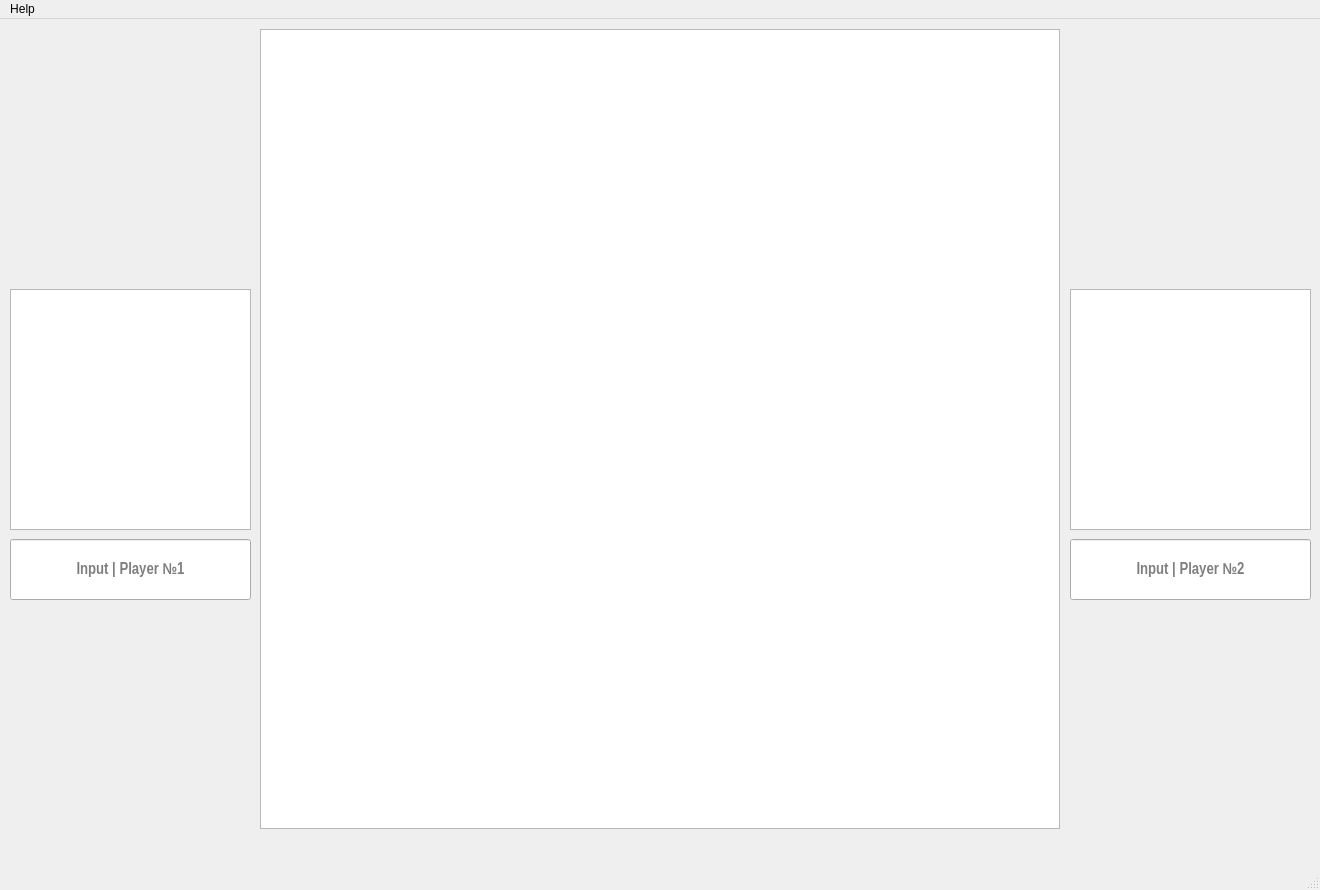
Before: the Qt Designer form data/qt_main_window.ui in tommikulevich/chess-gaming-platform, drawn with Qt 5.
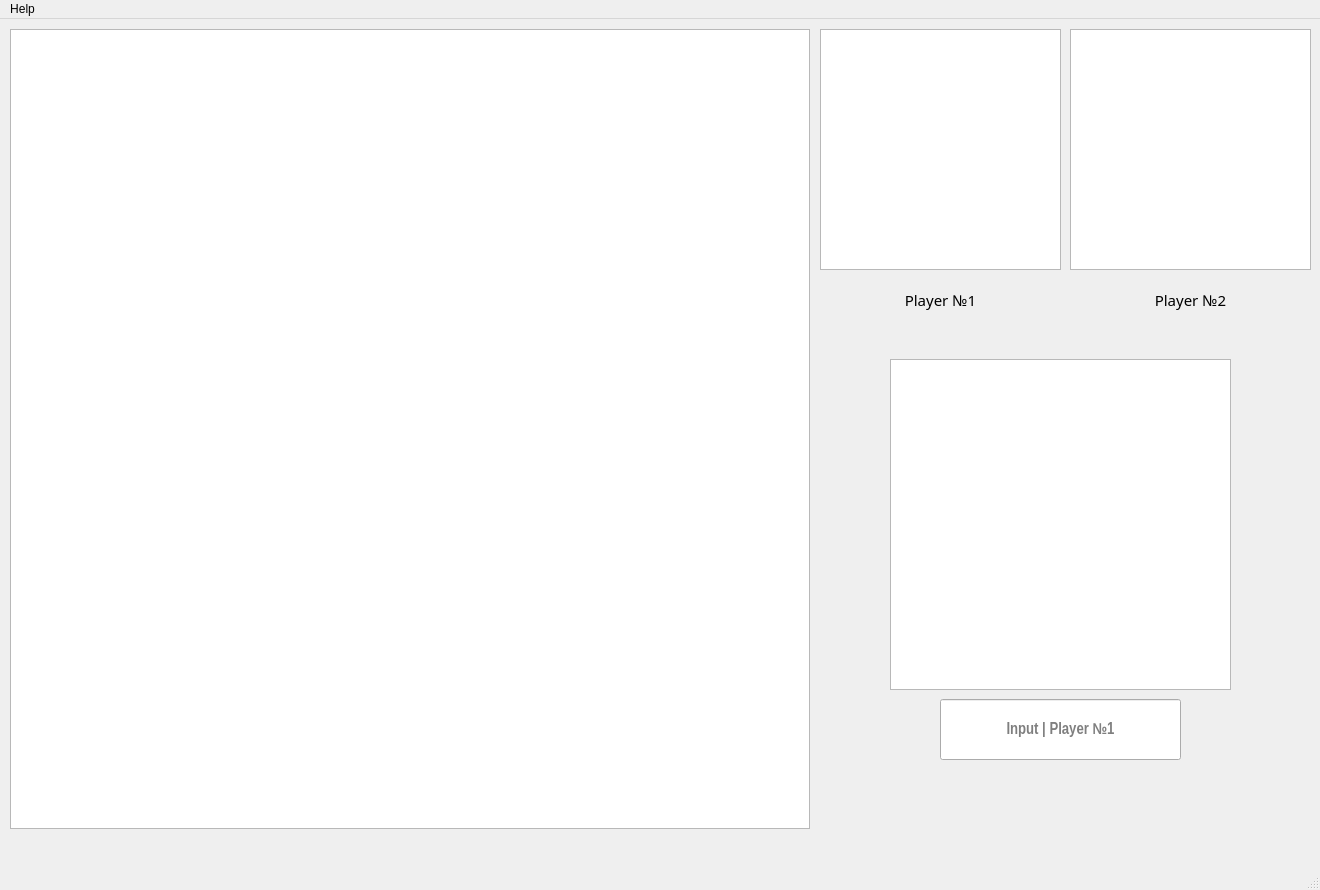
After: the same form once the commit is applied. Icons and pictures are not drawn.

Commit message: Add input/output fields and prototypes of clocks to GUI. Add alternating movement of players. Minor code fixes.

Diff of the .ui file:
```diff
--- a/data/qt_main_window.ui
+++ b/data/qt_main_window.ui
@@ -27,50 +27,19 @@
    <widget class="QGraphicsView" name="graphicsView">
     <property name="geometry">
      <rect>
-      <x>260</x>
+      <x>10</x>
       <y>10</y>
       <width>800</width>
       <height>800</height>
      </rect>
     </property>
    </widget>
-   <widget class="QLineEdit" name="lineEdit2">
+   <widget class="QGraphicsView" name="clock1">
     <property name="geometry">
      <rect>
-      <x>1070</x>
-      <y>520</y>
+      <x>820</x>
+      <y>10</y>
       <width>241</width>
-      <height>61</height>
-     </rect>
-    </property>
-    <property name="font">
-     <font>
-      <family>Arial Narrow</family>
-      <pointsize>12</pointsize>
-      <italic>false</italic>
-      <bold>true</bold>
-      <underline>false</underline>
-     </font>
-    </property>
-    <property name="inputMask">
-     <string/>
-    </property>
-    <property name="text">
-     <string/>
-    </property>
-    <property name="alignment">
-     <set>Qt::AlignCenter</set>
-    </property>
-    <property name="placeholderText">
-     <string>Input | Player №2</string>
-    </property>
-   </widget>
-   <widget class="QGraphicsView" name="graphicsView1">
-    <property name="geometry">
-     <rect>
-      <x>10</x>
-      <y>270</y>
-      <width>241</width>
       <height>241</height>
      </rect>
     </property>
@@ -79,7 +48,7 @@
     <property name="geometry">
      <rect>
       <x>1070</x>
-      <y>270</y>
+      <y>10</y>
       <width>241</width>
       <height>241</height>
      </rect>
@@ -88,8 +57,8 @@
    <widget class="QLineEdit" name="lineEdit1">
     <property name="geometry">
      <rect>
-      <x>10</x>
-      <y>520</y>
+      <x>940</x>
+      <y>680</y>
       <width>241</width>
       <height>61</height>
      </rect>
@@ -116,6 +85,70 @@
      <string>Input | Player №1</string>
     </property>
    </widget>
+   <widget class="QLabel" name="label1">
+    <property name="geometry">
+     <rect>
+      <x>820</x>
+      <y>260</y>
+      <width>241</width>
+      <height>41</height>
+     </rect>
+    </property>
+    <property name="font">
+     <font>
+      <family>Gadugi</family>
+      <pointsize>11</pointsize>
+     </font>
+    </property>
+    <property name="text">
+     <string>Player №1</string>
+    </property>
+    <property name="alignment">
+     <set>Qt::AlignCenter</set>
+    </property>
+   </widget>
+   <widget class="QLabel" name="label2">
+    <property name="geometry">
+     <rect>
+      <x>1070</x>
+      <y>260</y>
+      <width>241</width>
+      <height>41</height>
+     </rect>
+    </property>
+    <property name="font">
+     <font>
+      <family>Gadugi</family>
+      <pointsize>11</pointsize>
+     </font>
+    </property>
+    <property name="text">
+     <string>Player №2</string>
+    </property>
+    <property name="alignment">
+     <set>Qt::AlignCenter</set>
+    </property>
+   </widget>
+   <widget class="QTextEdit" name="outputBoard">
+    <property name="geometry">
+     <rect>
+      <x>890</x>
+      <y>340</y>
+      <width>341</width>
+      <height>331</height>
+     </rect>
+    </property>
+    <property name="font">
+     <font>
+      <family>Courier New</family>
+      <pointsize>10</pointsize>
+      <bold>true</bold>
+     </font>
+    </property>
+    <property name="readOnly">
+     <bool>true</bool>
+    </property>
+   </widget>
   </widget>
   <widget class="QMenuBar" name="menubar">
    <property name="geometry">
```
Left out of the diff: 8 changed lines with no effect on the pictures. The commit also changes 5 other files.
